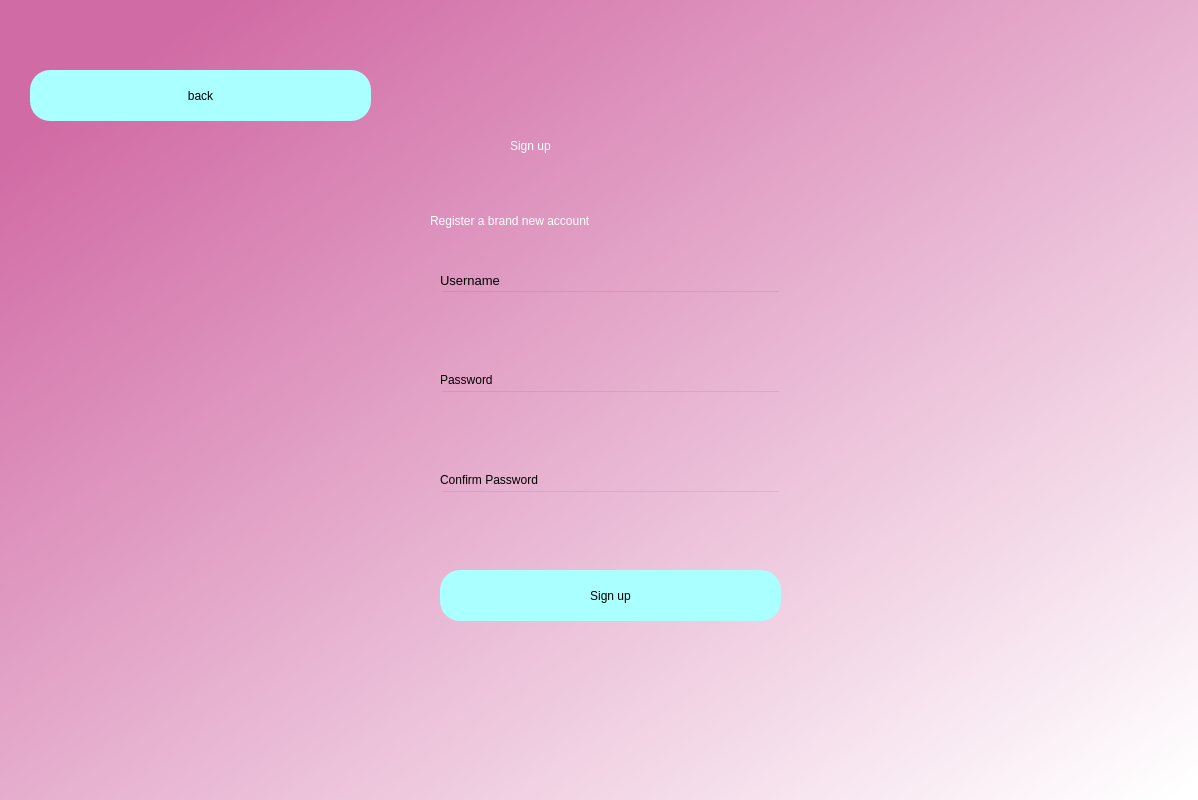
Above: createacc.ui from MohamedHussein43/BreastCancerDeskTopApp before the change. Below: the same form after it.
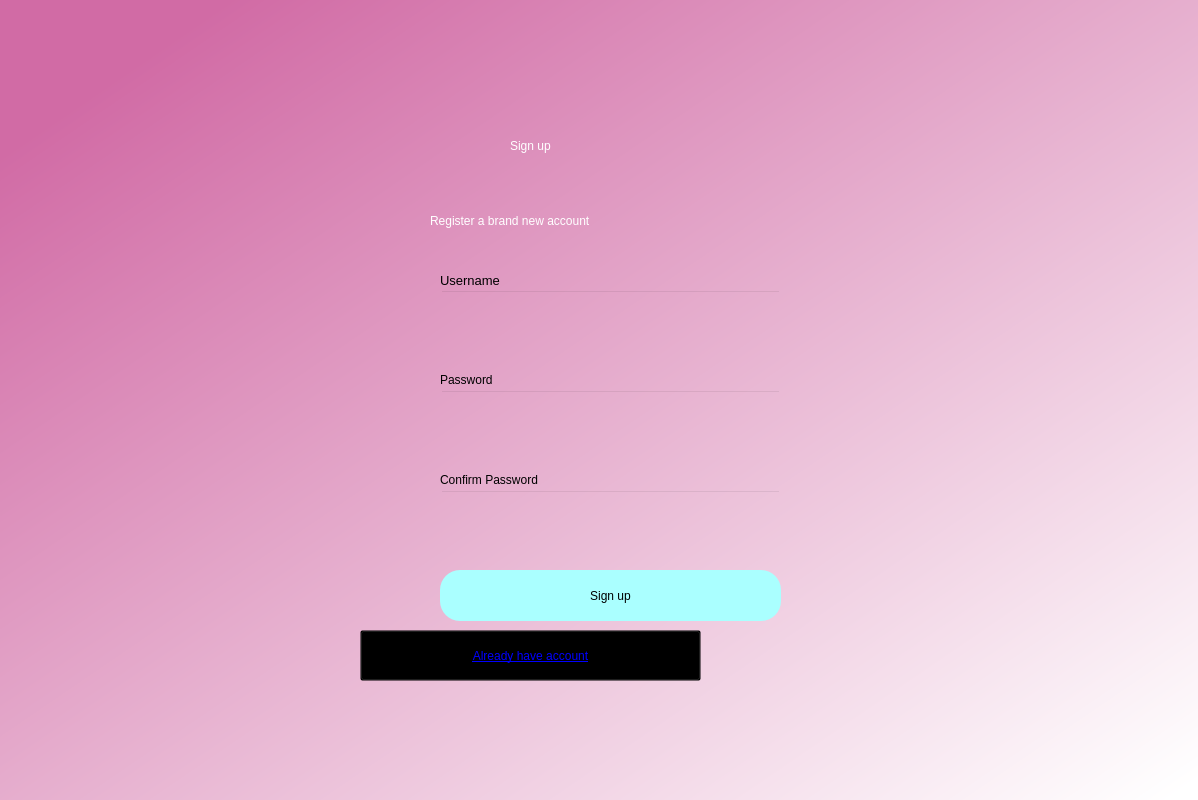
That is the form after the change.

Commit message: Modify the back button to be don't have account and already have account and creat LoginAndRegister file to solve the circular imports error

Diff of the .ui file:
```diff
--- a/createacc.ui
+++ b/createacc.ui
@@ -194,19 +194,17 @@
    <widget class="QPushButton" name="back">
     <property name="geometry">
      <rect>
-      <x>30</x>
-      <y>70</y>
+      <x>360</x>
+      <y>630</y>
       <width>341</width>
       <height>51</height>
      </rect>
     </property>
     <property name="styleSheet">
-     <string notr="true">border-radius:20px;
-background-color: rgb(170, 255, 255);
-font: 14pt &quot;MS Shell Dlg 2&quot;;</string>
+     <string notr="true">background-color:rgba(0,0,0,0);text-decoration: underline;QLabel:hover;color:rgb(0, 0, 255);font: 10pt &quot;MS Shell Dlg 2&quot;;</string>
     </property>
     <property name="text">
-     <string>back</string>
+     <string>Already have account</string>
     </property>
    </widget>
   </widget>
```
The commit also changes 6 other files.
